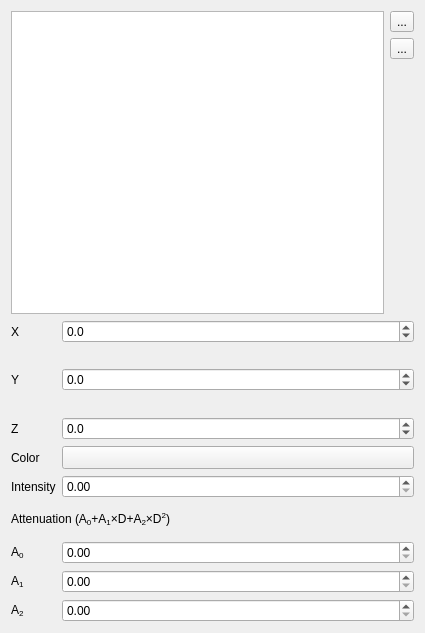
carsmie/QGIS, file src/ui/3d/qgslightswidget.ui: the form before one commit.
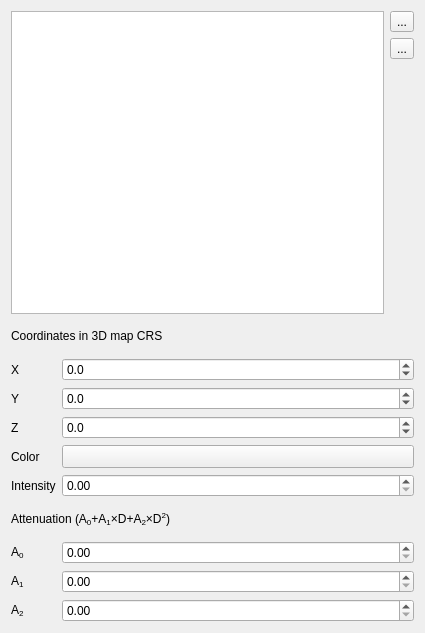
The form after the commit. Custom widgets are drawn as their Qt base class.

Commit message:
Fix 3d point lights
Point lights should now be defined in 3d map coordinates, as world coordinates are now ephemeral since the origin may shift at any time.

```diff
--- a/src/ui/3d/qgslightswidget.ui
+++ b/src/ui/3d/qgslightswidget.ui
@@ -81,34 +81,41 @@
        <property name="bottomMargin">
         <number>0</number>
        </property>
-       <item row="3" column="0">
+       <item row="0" column="0" colspan="2">
+        <widget class="QLabel" name="labelPointLightCrs">
+         <property name="text">
+          <string>Coordinates in 3D map CRS</string>
+         </property>
+        </widget>
+       </item>
+       <item row="4" column="0">
         <widget class="QLabel" name="label_3">
          <property name="text">
           <string>Z</string>
          </property>
         </widget>
        </item>
-       <item row="0" column="1">
+       <item row="1" column="1">
         <widget class="QgsDoubleSpinBox" name="spinPositionX">
          <property name="decimals">
           <number>1</number>
          </property>
          <property name="minimum">
-          <double>-9999999.000000000000000</double>
+          <double>-99999999.000000000000000</double>
          </property>
          <property name="maximum">
-          <double>9999999.000000000000000</double>
+          <double>99999999.000000000000000</double>
          </property>
         </widget>
        </item>
-       <item row="9" column="0">
+       <item row="10" column="0">
         <widget class="QLabel" name="label_9">
          <property name="text">
           <string>&lt;html&gt;&lt;head/&gt;&lt;body&gt;&lt;p&gt;A&lt;span style=&quot; vertical-align:sub;&quot;&gt;2&lt;/span&gt;&lt;/p&gt;&lt;/body&gt;&lt;/html&gt;</string>
          </property>
         </widget>
        </item>
-       <item row="5" column="1">
+       <item row="6" column="1">
         <widget class="QgsDoubleSpinBox" name="spinIntensity">
          <property name="decimals">
           <number>2</number>
@@ -121,47 +128,47 @@
          </property>
         </widget>
        </item>
-       <item row="7" column="0">
+       <item row="8" column="0">
         <widget class="QLabel" name="label_7">
          <property name="text">
           <string>&lt;html&gt;&lt;head/&gt;&lt;body&gt;&lt;p&gt;A&lt;span style=&quot; vertical-align:sub;&quot;&gt;0&lt;/span&gt;&lt;/p&gt;&lt;/body&gt;&lt;/html&gt;</string>
          </property>
         </widget>
        </item>
-       <item row="1" column="1" rowspan="2">
+       <item row="2" column="1">
         <widget class="QgsDoubleSpinBox" name="spinPositionY">
          <property name="decimals">
           <number>1</number>
          </property>
          <property name="minimum">
-          <double>-9999999.000000000000000</double>
+          <double>-99999999.000000000000000</double>
          </property>
          <property name="maximum">
-          <double>9999999.000000000000000</double>
+          <double>99999999.000000000000000</double>
          </property>
         </widget>
        </item>
-       <item row="1" column="0" rowspan="2">
+       <item row="2" column="0">
         <widget class="QLabel" name="label_2">
          <property name="text">
           <string>Y</string>
          </property>
         </widget>
        </item>
-       <item row="3" column="1">
-        <widget class="QgsDoubleSpinBox" name="spinPositionZ">
-         <property name="decimals">
-          <number>1</number>
-         </property>
-         <property name="minimum">
-          <double>-9999999.000000000000000</double>
-         </property>
-         <property name="maximum">
-          <double>9999999.000000000000000</double>
-         </property>
-        </widget>
-       </item>
        <item row="4" column="1">
+        <widget class="QgsDoubleSpinBox" name="spinPositionZ">
+         <property name="decimals">
+          <number>1</number>
+         </property>
+         <property name="minimum">
+          <double>-99999999.000000000000000</double>
+         </property>
+         <property name="maximum">
+          <double>99999999.000000000000000</double>
+         </property>
+        </widget>
+       </item>
+       <item row="5" column="1">
         <widget class="QgsColorButton" name="btnColor">
          <property name="sizePolicy">
           <sizepolicy hsizetype="Expanding" vsizetype="Fixed">
@@ -177,18 +184,8 @@
          </property>
         </widget>
        </item>
-       <item row="7" column="1">
-        <widget class="QgsDoubleSpinBox" name="spinA0">
-         <property name="maximum">
-          <double>9.000000000000000</double>
-         </property>
-         <property name="singleStep">
-          <double>0.100000000000000</double>
-         </property>
-        </widget>
-       </item>
        <item row="8" column="1">
-        <widget class="QgsDoubleSpinBox" name="spinA1">
+        <widget class="QgsDoubleSpinBox" name="spinA0">
          <property name="maximum">
           <double>9.000000000000000</double>
          </property>
@@ -198,6 +195,16 @@
         </widget>
        </item>
        <item row="9" column="1">
+        <widget class="QgsDoubleSpinBox" name="spinA1">
+         <property name="maximum">
+          <double>9.000000000000000</double>
+         </property>
+         <property name="singleStep">
+          <double>0.100000000000000</double>
+         </property>
+        </widget>
+       </item>
+       <item row="10" column="1">
         <widget class="QgsDoubleSpinBox" name="spinA2">
          <property name="maximum">
           <double>9.000000000000000</double>
@@ -207,35 +214,35 @@
          </property>
         </widget>
        </item>
-       <item row="5" column="0">
+       <item row="6" column="0">
         <widget class="QLabel" name="label_4">
          <property name="text">
           <string>Intensity</string>
          </property>
         </widget>
        </item>
-       <item row="8" column="0">
+       <item row="9" column="0">
         <widget class="QLabel" name="label_8">
          <property name="text">
           <string>&lt;html&gt;&lt;head/&gt;&lt;body&gt;&lt;p&gt;A&lt;span style=&quot; vertical-align:sub;&quot;&gt;1&lt;/span&gt;&lt;/p&gt;&lt;/body&gt;&lt;/html&gt;</string>
          </property>
         </widget>
        </item>
-       <item row="4" column="0">
+       <item row="5" column="0">
         <widget class="QLabel" name="label_5">
          <property name="text">
           <string>Color</string>
          </property>
         </widget>
        </item>
-       <item row="0" column="0">
+       <item row="1" column="0">
         <widget class="QLabel" name="label">
          <property name="text">
           <string>X</string>
          </property>
         </widget>
        </item>
-       <item row="6" column="0" colspan="2">
+       <item row="7" column="0" colspan="2">
         <widget class="QLabel" name="label_6">
          <property name="text">
           <string>&lt;html&gt;&lt;head/&gt;&lt;body&gt;&lt;p&gt;Attenuation (A&lt;span style=&quot; vertical-align:sub;&quot;&gt;0&lt;/span&gt;+A&lt;span style=&quot; vertical-align:sub;&quot;&gt;1&lt;/span&gt;&amp;times;D+A&lt;span style=&quot; vertical-align:sub;&quot;&gt;2&lt;/span&gt;&amp;times;D&lt;span style=&quot; vertical-align:super;&quot;&gt;2&lt;/span&gt;)&lt;/p&gt;&lt;/body&gt;&lt;/html&gt;</string>
```
The commit also changes 14 other files.
